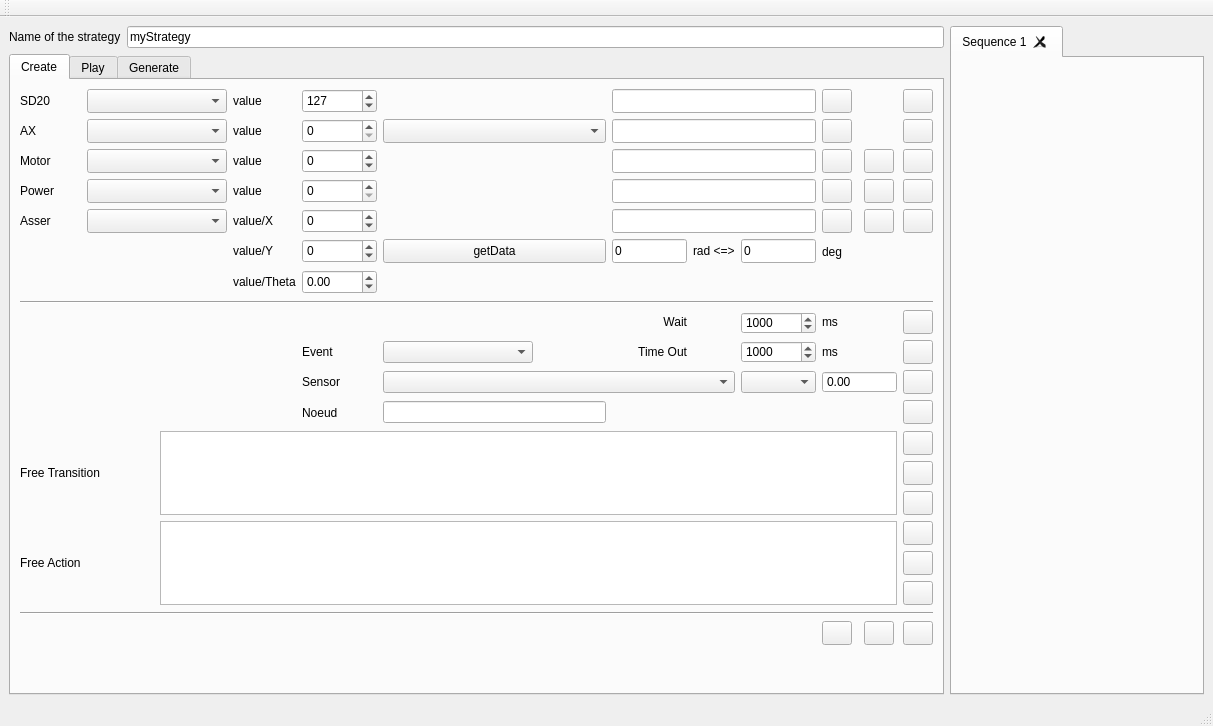
CRLG/LABOTBOX, file PluginModules/ActuatorSequencer/ihm_ActuatorSequencer.ui: the form before one commit.
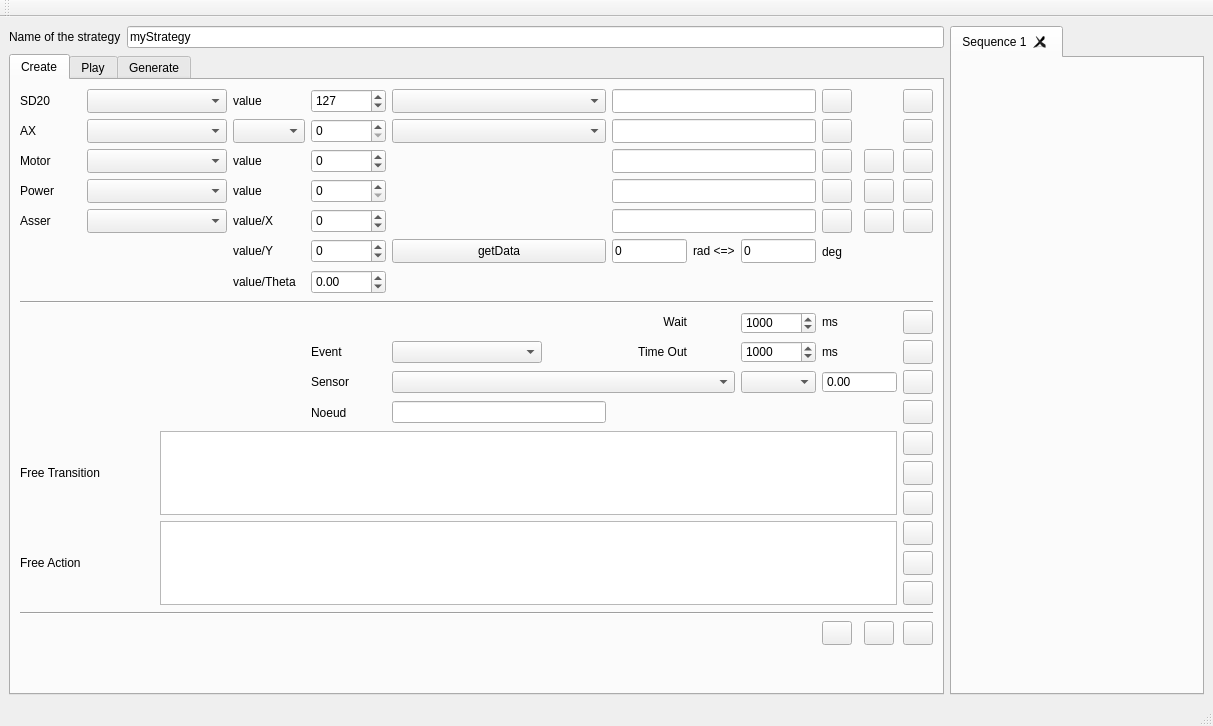
The form after the commit. Icons and pictures are not drawn.

Commit message: [CActuatorSequencer] remplissage des valeurs prédéfinies dans le fichier d'entete spécifique à la coupe contenant les valeurs de position des servos SD20 et AX

```diff
--- a/PluginModules/ActuatorSequencer/ihm_ActuatorSequencer.ui
+++ b/PluginModules/ActuatorSequencer/ihm_ActuatorSequencer.ui
@@ -230,25 +230,6 @@
           </property>
          </widget>
         </item>
-        <item row="1" column="3">
-         <widget class="QLabel" name="label_3">
-          <property name="minimumSize">
-           <size>
-            <width>61</width>
-            <height>24</height>
-           </size>
-          </property>
-          <property name="maximumSize">
-           <size>
-            <width>100</width>
-            <height>24</height>
-           </size>
-          </property>
-          <property name="text">
-           <string>value</string>
-          </property>
-         </widget>
-        </item>
         <item row="1" column="4">
          <widget class="QSpinBox" name="sB_AX">
           <property name="minimumSize">
@@ -269,7 +250,7 @@
          </widget>
         </item>
         <item row="1" column="5">
-         <widget class="QComboBox" name="cB_AX_type_cde">
+         <widget class="QComboBox" name="cB_AX_const_values">
           <property name="minimumSize">
            <size>
             <width>90</width>
@@ -1673,6 +1654,38 @@
           </property>
          </spacer>
         </item>
+        <item row="1" column="3">
+         <widget class="QComboBox" name="cB_AX_type_cde">
+          <property name="minimumSize">
+           <size>
+            <width>61</width>
+            <height>24</height>
+           </size>
+          </property>
+          <property name="maximumSize">
+           <size>
+            <width>100</width>
+            <height>24</height>
+           </size>
+          </property>
+         </widget>
+        </item>
+        <item row="0" column="5">
+         <widget class="QComboBox" name="cB_SD20_const_values">
+          <property name="minimumSize">
+           <size>
+            <width>90</width>
+            <height>24</height>
+           </size>
+          </property>
+          <property name="maximumSize">
+           <size>
+            <width>16777215</width>
+            <height>24</height>
+           </size>
+          </property>
+         </widget>
+        </item>
        </layout>
       </widget>
       <widget class="QWidget" name="tab_play">
```
The commit also changes 2 other files.
